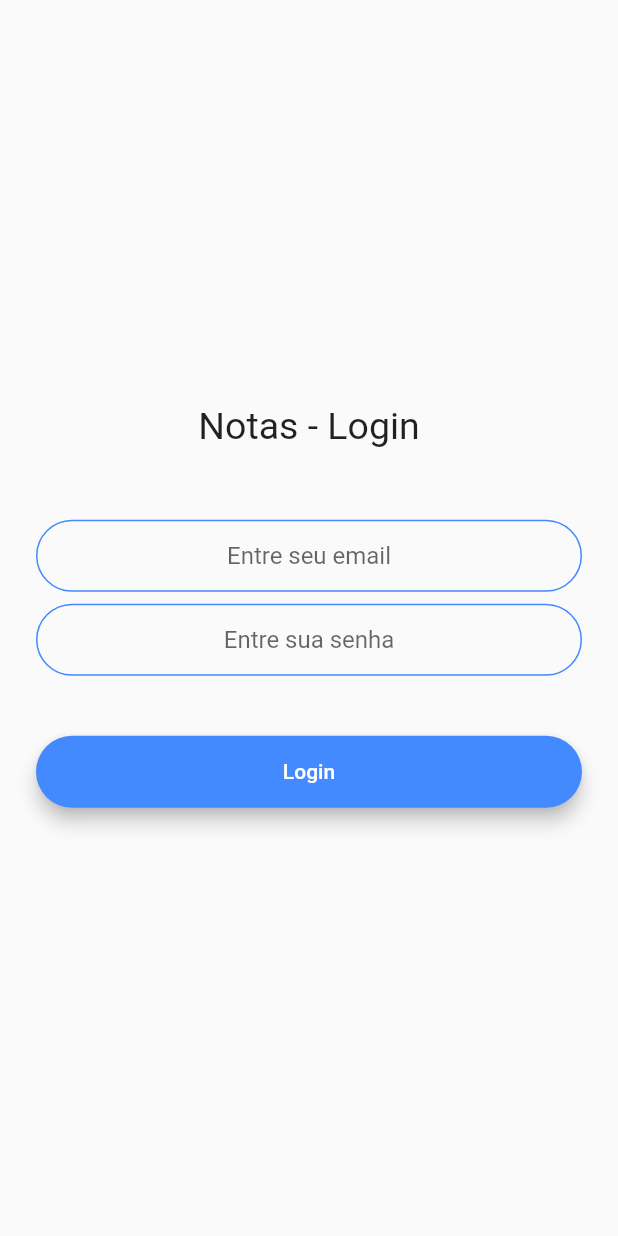
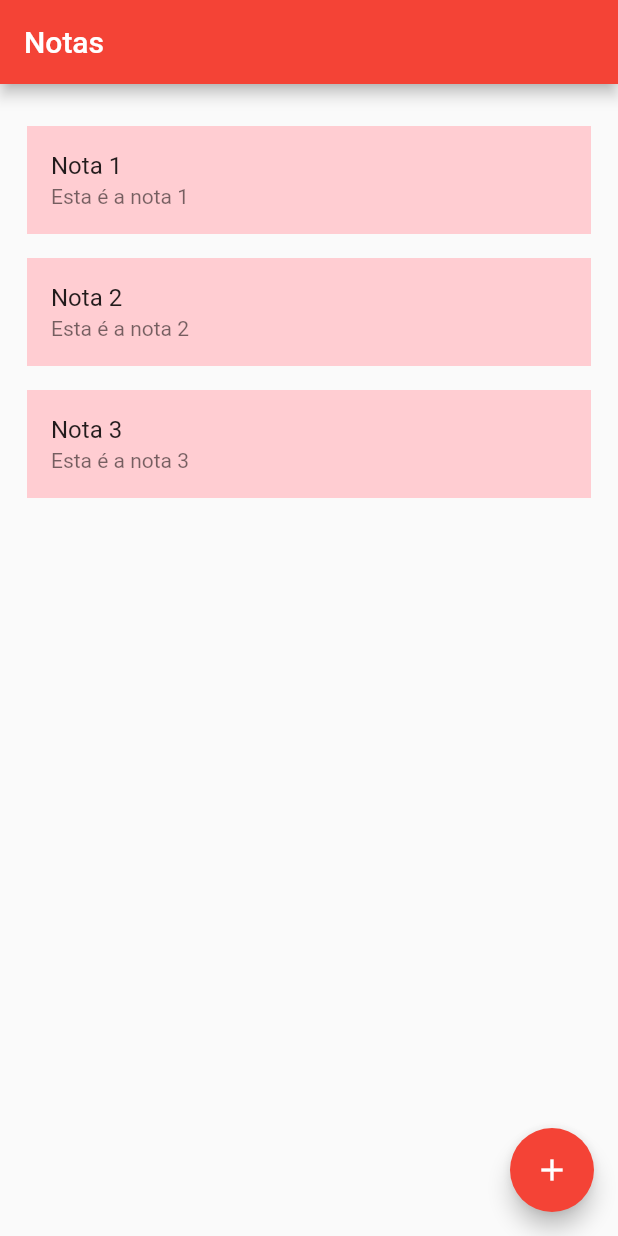
Before and after one commit to gregori/notes_flutter, a Flutter app: the screen it shows after launch, on a phone screen of 412 x 824 dp. Run offline on Flutter 3.47's test engine with Material 2 defaults, Android fonts, the phone set to English and light mode, and no system bars.

Commit message:
Adicionar tela principal (listview)

```diff
--- a/lib/main.dart
+++ b/lib/main.dart
@@ -1,5 +1,5 @@
 import 'package:flutter/material.dart';
-import 'package:notes_flutter/screens/login_screen.dart';
+import 'package:notes_flutter/screens/main_screen.dart';
 
 void main() {
   runApp(const NotesApp());
@@ -12,7 +12,7 @@ class NotesApp extends StatelessWidget {
   @override
   Widget build(BuildContext context) {
     return const MaterialApp(
-      home: LoginScreen(),
+      home: MainScreen(),
     );
   }
 }
--- a/lib/screens/main_screen.dart
+++ b/lib/screens/main_screen.dart
@@ -1 +1,69 @@
 // Tela com a listView com a lista de notas
+import 'package:flutter/material.dart';
+
+class MainScreen extends StatefulWidget {
+  const MainScreen({Key? key}) : super(key: key);
+
+  @override
+  _MainScreenState createState() => _MainScreenState();
+}
+
+class _MainScreenState extends State<MainScreen> {
+  @override
+  Widget build(BuildContext context) {
+    return Scaffold(
+      appBar: AppBar(
+        leading: null,
+        title: const Text('Notas'),
+        backgroundColor: Colors.red,
+      ),
+      body: SafeArea(
+        child: Column(
+          mainAxisAlignment: MainAxisAlignment.spaceBetween,
+          crossAxisAlignment: CrossAxisAlignment.stretch,
+          children: [
+            Expanded(
+              child: ListView(
+                padding: const EdgeInsets.symmetric(
+                    horizontal: 10.0, vertical: 20.0),
+                children: [
+                  Padding(
+                    padding: const EdgeInsets.all(8.0),
+                    child: ListTile(
+                      title: const Text('Nota 1'),
+                      subtitle: const Text('Esta é a nota 1'),
+                      tileColor: Colors.red[100],
+                    ),
+                  ),
+                  Padding(
+                    padding: const EdgeInsets.all(8.0),
+                    child: ListTile(
+                      title: const Text('Nota 2'),
+                      subtitle: const Text('Esta é a nota 2'),
+                      tileColor: Colors.red[100],
+                    ),
+                  ),
+                  Padding(
+                    padding: const EdgeInsets.all(8.0),
+                    child: ListTile(
+                      title: const Text('Nota 3'),
+                      subtitle: const Text('Esta é a nota 3'),
+                      tileColor: Colors.red[100],
+                    ),
+                  ),
+                ],
+              ),
+            ),
+          ],
+        ),
+      ),
+      floatingActionButton: FloatingActionButton(
+        backgroundColor: Colors.red,
+        onPressed: () {
+          print('Nova nota');
+        },
+        child: const Icon(Icons.add),
+      ),
+    );
+  }
+}
```
